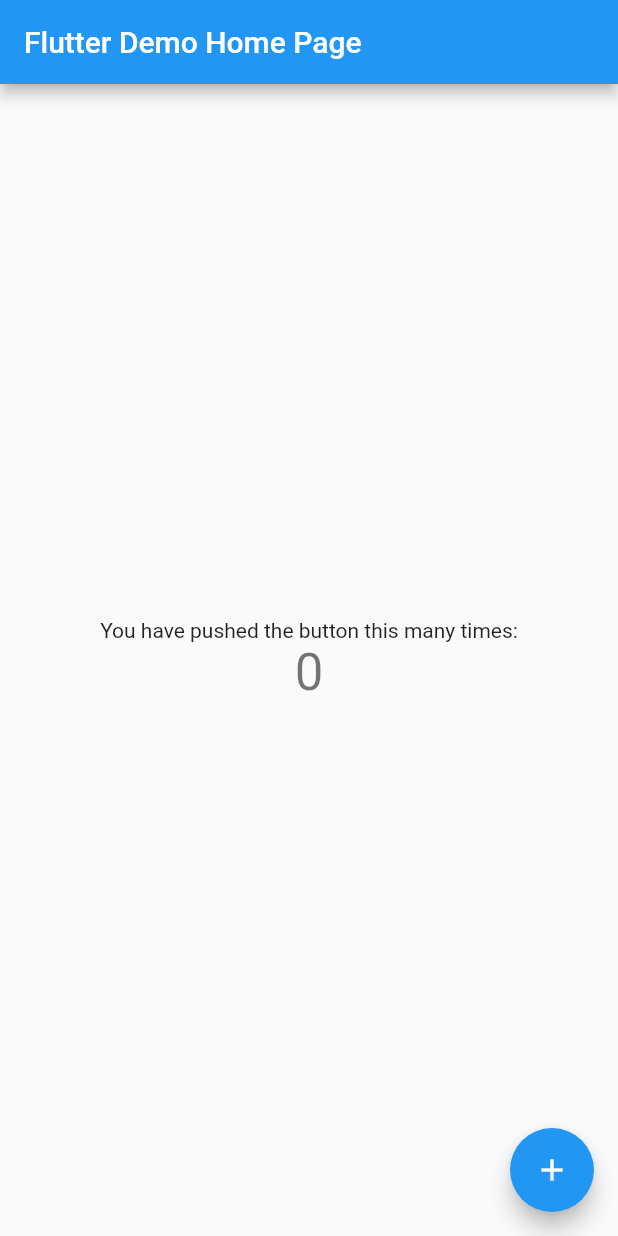
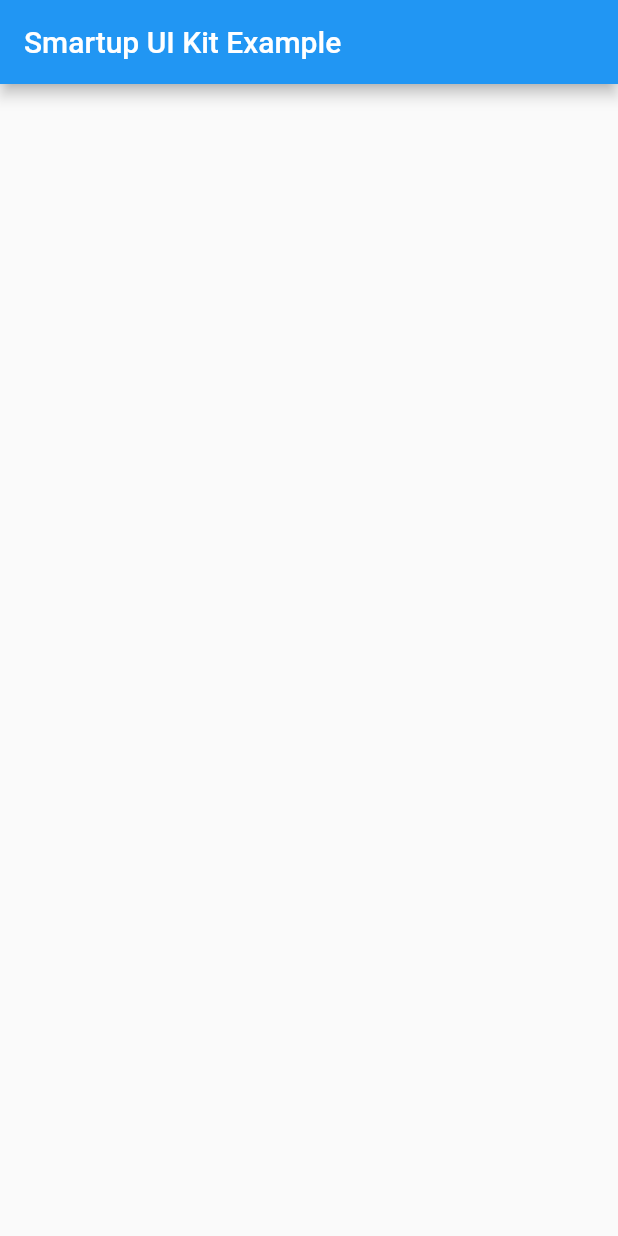
Before and after one commit to smartup-ike/smartup_uikit, a Flutter app: the screen it shows after launch, on a phone screen of 412 x 824 dp. Run offline on Flutter 3.47's test engine with Material 2 defaults, Android fonts, the phone set to English and light mode, and no system bars.

Commit message:
clean up example main

```diff
--- a/example/lib/main.dart
+++ b/example/lib/main.dart
@@ -1,4 +1,5 @@
 import 'package:flutter/material.dart';
+import 'package:smartup_uikit/smartup_uikit.dart';
 
 void main() {
   runApp(const MyApp());
@@ -11,35 +12,17 @@ class MyApp extends StatelessWidget {
   @override
   Widget build(BuildContext context) {
     return MaterialApp(
-      title: 'Flutter Demo',
+      title: 'Smartup UI Kit Example',
       theme: ThemeData(
-        // This is the theme of your application.
-        //
-        // Try running your application with "flutter run". You'll see the
-        // application has a blue toolbar. Then, without quitting the app, try
-        // changing the primarySwatch below to Colors.green and then invoke
-        // "hot reload" (press "r" in the console where you ran "flutter run",
-        // or simply save your changes to "hot reload" in a Flutter IDE).
-        // Notice that the counter didn't reset back to zero; the application
-        // is not restarted.
         primarySwatch: Colors.blue,
       ),
-      home: const MyHomePage(title: 'Flutter Demo Home Page'),
+      home: const MyHomePage(title: 'Smartup UI Kit Example'),
     );
   }
 }
 
 class MyHomePage extends StatefulWidget {
   const MyHomePage({super.key, required this.title});
-
-  // This widget is the home page of your application. It is stateful, meaning
-  // that it has a State object (defined below) that contains fields that affect
-  // how it looks.
-
-  // This class is the configuration for the state. It holds the values (in this
-  // case the title) provided by the parent (in this case the App widget) and
-  // used by the build method of the State. Fields in a Widget subclass are
-  // always marked "final".
 
   final String title;
 
@@ -48,68 +31,13 @@ class MyHomePage extends StatefulWidget {
 }
 
 class _MyHomePageState extends State<MyHomePage> {
-  int _counter = 0;
-
-  void _incrementCounter() {
-    setState(() {
-      // This call to setState tells the Flutter framework that something has
-      // changed in this State, which causes it to rerun the build method below
-      // so that the display can reflect the updated values. If we changed
-      // _counter without calling setState(), then the build method would not be
-      // called again, and so nothing would appear to happen.
-      _counter++;
-    });
-  }
-
   @override
   Widget build(BuildContext context) {
-    // This method is rerun every time setState is called, for instance as done
-    // by the _incrementCounter method above.
-    //
-    // The Flutter framework has been optimized to make rerunning build methods
-    // fast, so that you can just rebuild anything that needs updating rather
-    // than having to individually change instances of widgets.
     return Scaffold(
       appBar: AppBar(
-        // Here we take the value from the MyHomePage object that was created by
-        // the App.build method, and use it to set our appbar title.
         title: Text(widget.title),
       ),
-      body: Center(
-        // Center is a layout widget. It takes a single child and positions it
-        // in the middle of the parent.
-        child: Column(
-          // Column is also a layout widget. It takes a list of children and
-          // arranges them vertically. By default, it sizes itself to fit its
-          // children horizontally, and tries to be as tall as its parent.
-          //
-          // Invoke "debug painting" (press "p" in the console, choose the
-          // "Toggle Debug Paint" action from the Flutter Inspector in Android
-          // Studio, or the "Toggle Debug Paint" command in Visual Studio Code)
-          // to see the wireframe for each widget.
-          //
-          // Column has various properties to control how it sizes itself and
-          // how it positions its children. Here we use mainAxisAlignment to
-          // center the children vertically; the main axis here is the vertical
-          // axis because Columns are vertical (the cross axis would be
-          // horizontal).
-          mainAxisAlignment: MainAxisAlignment.center,
-          children: <Widget>[
-            const Text(
-              'You have pushed the button this many times:',
-            ),
-            Text(
-              '$_counter',
-              style: Theme.of(context).textTheme.headline4,
-            ),
-          ],
-        ),
-      ),
-      floatingActionButton: FloatingActionButton(
-        onPressed: _incrementCounter,
-        tooltip: 'Increment',
-        child: const Icon(Icons.add),
-      ), // This trailing comma makes auto-formatting nicer for build methods.
+      body: Center(),
     );
   }
 }
```
Also changed, not shown: example/pubspec.yaml (+1 -71 lines), lib/smartup_uikit.dart (+9 -0 lines).
